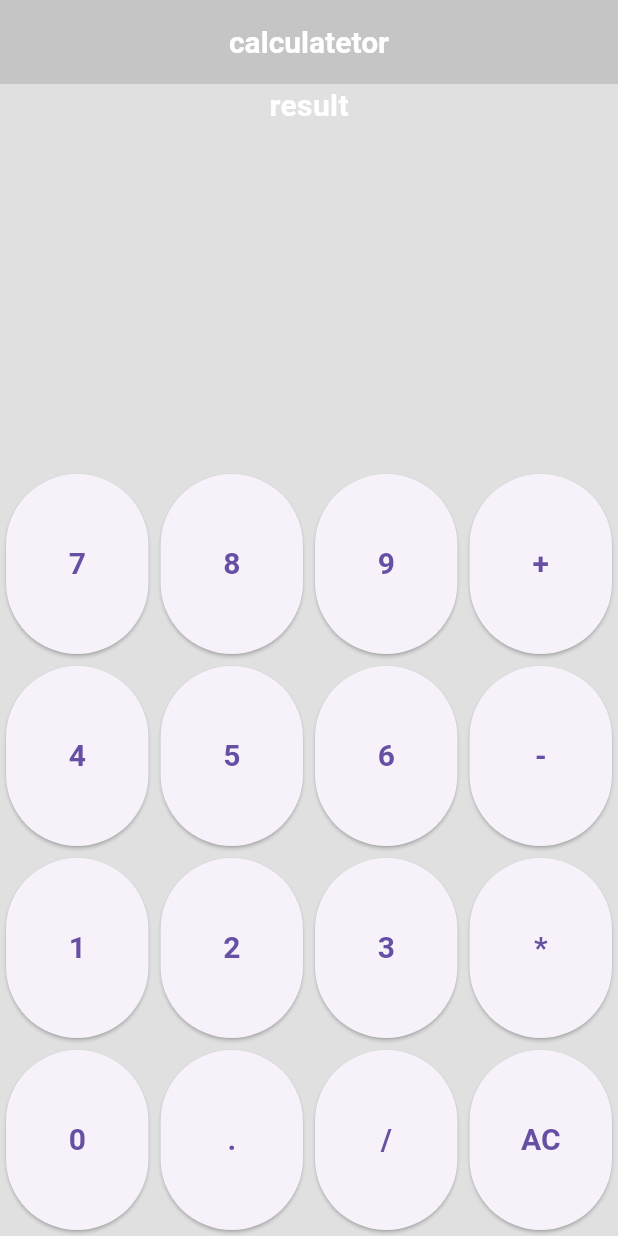
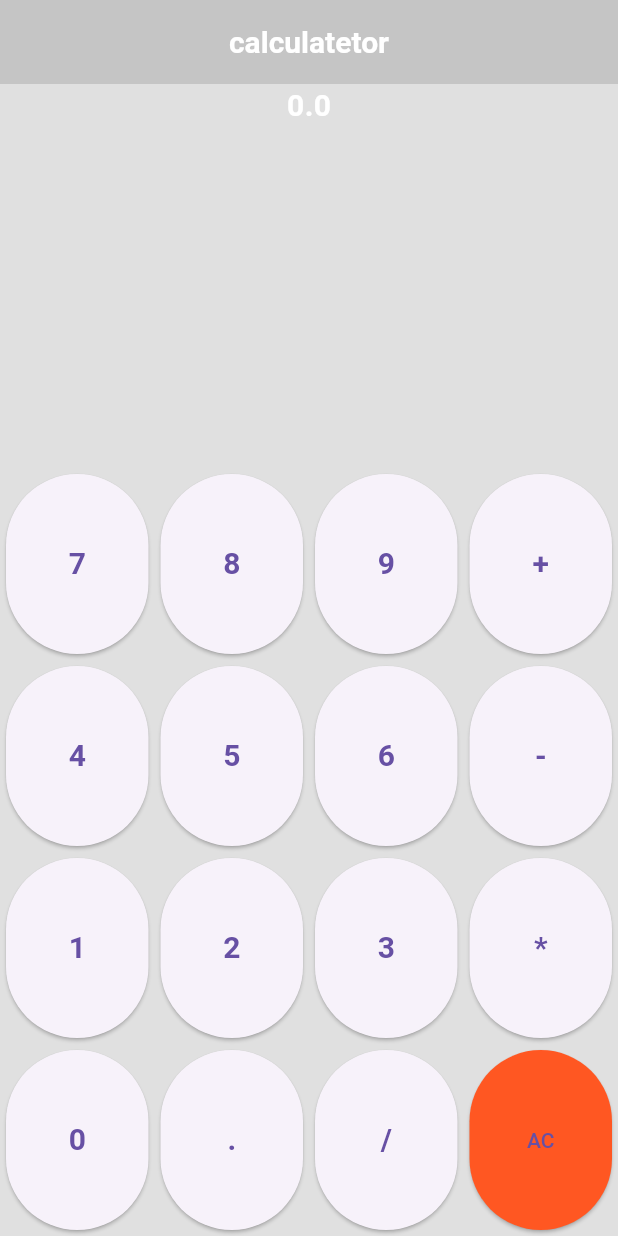
Before and after one commit to MahmoudMadihBedier/basiccalcularor, a Flutter app: the screen it shows after launch, on a phone screen of 412 x 824 dp. Run offline on Flutter 3.47's test engine with Material 3 defaults, Android fonts, the phone set to English and light mode, and no system bars.

Commit message:
no message

```diff
--- a/lib/core/Calculator.dart
+++ b/lib/core/Calculator.dart
@@ -1,6 +1,7 @@
 import 'package:flutter/cupertino.dart';
 import 'package:flutter/material.dart';
 
+import '../widgets/ac_button_widget.dart';
 import '../widgets/button_widget.dart';
 
 class calculator extends StatefulWidget {
@@ -11,6 +12,7 @@ class calculator extends StatefulWidget {
 }
 
 class _calculatorState extends State<calculator> {
+  String result=" ";
   @override
   Widget build(BuildContext context) {
     return Scaffold(
@@ -31,17 +33,17 @@ class _calculatorState extends State<calculator> {
                 crossAxisAlignment: CrossAxisAlignment.stretch,
                 mainAxisAlignment: MainAxisAlignment.center,
                 children: [
-                  Text("result", style: TextStyle(color: Colors.white,fontWeight:  FontWeight.bold, fontSize: 20,),)
+                  Text(result==" "?"0.0":result, style: TextStyle(color: Colors.white,fontWeight:  FontWeight.bold, fontSize: 20,),)
               ],)),
           Expanded(
               child:Row(
                   crossAxisAlignment: CrossAxisAlignment.stretch,
                 mainAxisAlignment: MainAxisAlignment.center,
                 children: [
-                  buttonWidget('7'),
-                  buttonWidget('8'),
-                  buttonWidget('9'),
-                  buttonWidget('+'),
+                  buttonWidget('7',ondigitclik),
+                  buttonWidget('8',ondigitclik),
+                  buttonWidget('9',ondigitclik),
+                  buttonWidget('+',ondigitclik),
 
                 ],
               )),
@@ -50,10 +52,10 @@ class _calculatorState extends State<calculator> {
                 crossAxisAlignment: CrossAxisAlignment.stretch,
                 mainAxisAlignment: MainAxisAlignment.center,
                 children: [
-                  buttonWidget('4'),
-                  buttonWidget('5'),
-                  buttonWidget('6'),
-                  buttonWidget('-'),
+                  buttonWidget('4',ondigitclik),
+                  buttonWidget('5',ondigitclik),
+                  buttonWidget('6',ondigitclik),
+                  buttonWidget('-',ondigitclik),
 
                 ],
               )),
@@ -62,10 +64,10 @@ class _calculatorState extends State<calculator> {
                 crossAxisAlignment: CrossAxisAlignment.stretch,
                 mainAxisAlignment: MainAxisAlignment.center,
                 children: [
-                  buttonWidget('1'),
-                  buttonWidget('2'),
-                  buttonWidget('3'),
-                  buttonWidget('*'),
+                  buttonWidget('1',ondigitclik),
+                  buttonWidget('2',ondigitclik),
+                  buttonWidget('3',ondigitclik),
+                  buttonWidget('*',ondigitclik),
 
                 ],
               )),
@@ -74,10 +76,10 @@ class _calculatorState extends State<calculator> {
                 crossAxisAlignment: CrossAxisAlignment.stretch,
                 mainAxisAlignment: MainAxisAlignment.center,
                 children: [
-                  buttonWidget('0'),
-                  buttonWidget('.'),
-                  buttonWidget('/'),
-                  buttonWidget('AC'),
+                  buttonWidget('0',ondigitclik),
+                  buttonWidget('.',ondigitclik),
+                  buttonWidget('/',ondigitclik),
+                  ac_button_widget()
 
                 ],
               ))
@@ -88,4 +90,47 @@ class _calculatorState extends State<calculator> {
       ),
     );
   }
+  String LHS=" ";
+  String operator="";
+  void ondigitclik( String digit){
+    print(digit);
+    setState(() {
+      result+=digit;
+    });
+  }
+  void OnOperatorClik(String onoperatorclik){
+    if(LHS.isEmpty){
+      LHS=result;
+    }else{
+      String RHS=result;
+      LHS=calculator(LHS,operator,RHS).toString();
+    }
+    setState(() {
+
+    });
+    result=" ";
+    operator=onoperatorclik;
+  }
+  void onequalClik(){
+    print(LHS);
+    print(operator);
+    print(result);
+    result=calculator(LHS, operator, result).toString();
+    setState(() {
+      result=calculator(LHS, operator, result).toString();
+    });
+    result=" ";
+
+  }
+  double?  calculator(LHS,operator,RHS){
+    double LHSdouble=double.parse(LHS);
+    double RHSdouble=double.parse(RHS);
+    if(operator=='+'){return LHSdouble+RHSdouble;}
+    if(operator=='-'){return LHSdouble-RHSdouble;}
+    if(operator=='*'){return LHSdouble*RHSdouble;}
+    if(operator=='/'){return LHSdouble/RHSdouble;}
+
+
+  }
+
 }
--- /dev/null
+++ b/lib/fuctions/onoperatorclik.dart
@@ -0,0 +1,3 @@
+// void onoperatclik( String operatorclik){
+//
+// }
--- /dev/null
+++ b/lib/widgets/ac_button_widget.dart
@@ -0,0 +1,27 @@
+import 'package:flutter/cupertino.dart';
+import 'package:flutter/material.dart';
+
+class ac_button_widget extends StatefulWidget {
+  const ac_button_widget({super.key});
+
+  @override
+  State<ac_button_widget> createState() => _ac_button_widgetState();
+}
+
+class _ac_button_widgetState extends State<ac_button_widget> {
+  @override
+  Widget build(BuildContext context) {
+    return Expanded(
+        child:Container(
+          margin: const EdgeInsets.all(4),
+          child: ElevatedButton(
+            onPressed: (){},
+            child:Text("AC"),
+            style: ElevatedButton.styleFrom(
+              backgroundColor: Colors.deepOrange, // Change to your desired color
+            ),
+          ),
+        )
+    );
+  }
+}
--- a/lib/widgets/button_widget.dart
+++ b/lib/widgets/button_widget.dart
@@ -3,8 +3,8 @@ import 'package:flutter/material.dart';
 
 class buttonWidget extends StatefulWidget {
   String digit;
-  //Function ondigitClik;
-  buttonWidget(this.digit);
+  Function ondigitClik;
+  buttonWidget(this.digit, this.ondigitClik);
 
   @override
   State<buttonWidget> createState() => _buttonWidgetState();
@@ -17,7 +17,12 @@ class _buttonWidgetState extends State<buttonWidget> {
         child: Container(
           margin: const EdgeInsets.all(4),
           child: ElevatedButton(
-              onPressed: (){},
+              onPressed: (){
+                if(widget.digit=="="){
+                  widget.ondigitClik();
+                }
+                widget.ondigitClik();
+              },
               child:
               Text(widget.digit,
                 style: TextStyle(
```
Also changed, not shown: lib/fuctions/ondigitclik.dart (added, +8 -0 lines), lib/fuctions/onequalclik.dart (added).
